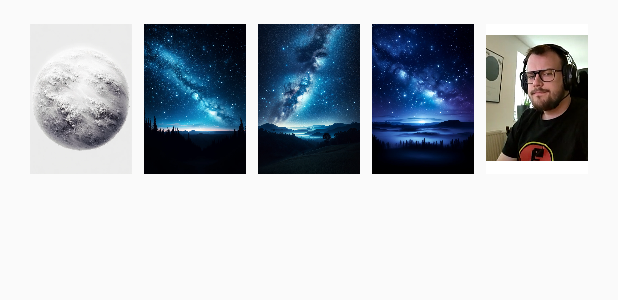
After one commit to Ludens2038/GroceryList, an Android app: the layout activity_main_backgroud_picker.xml on its own in the app's theme, with its tools: preview values and no code run, on a phone screen of 412 x 824 dp. The commit adds this screen. Shown: the top 300 px of the screen. Run offline under Robolectric (Android 15) with nearby library versions, the phone set to English and light mode, and no system bars.

Commit message:
added background configuration for main activity

```diff
--- a/app/build.gradle.kts
+++ b/app/build.gradle.kts
@@ -41,7 +41,8 @@ android {
 }
 
 dependencies {
-    implementation("com.google.code.gson:gson:2.8.8")
+    implementation("com.github.yukuku:ambilwarna:2.0.1") // Color picker
+    implementation("com.google.code.gson:gson:2.8.8") // Gson
     implementation(libs.androidx.core.ktx)
     implementation(libs.androidx.appcompat)
     implementation(libs.material)
--- /dev/null
+++ b/app/src/main/res/layout/activity_main_backgroud_picker.xml
@@ -0,0 +1,59 @@
+<?xml version="1.0" encoding="utf-8"?>
+<LinearLayout xmlns:android="http://schemas.android.com/apk/res/android"
+    xmlns:app="http://schemas.android.com/apk/res-auto"
+    android:layout_width="match_parent"
+    android:layout_height="wrap_content"
+    android:orientation="horizontal"
+    android:padding="16dp">
+
+    <ImageView
+        android:id="@+id/backgroundImageView0"
+        android:layout_width="0dp"
+        android:layout_height="100dp"
+        android:layout_weight="1"
+        android:background="?attr/selectableItemBackgroundBorderless"
+        android:padding="4dp"
+        android:scaleType="centerCrop"
+        android:src="@drawable/background0" />
+
+    <ImageView
+        android:id="@+id/backgroundImageView1"
+        android:layout_width="0dp"
+        android:layout_height="100dp"
+        android:layout_weight="1"
+        android:src="@drawable/background1"
+        android:scaleType="centerCrop"
+        android:padding="4dp"
+        android:background="?attr/selectableItemBackgroundBorderless" />
+
+    <ImageView
+        android:id="@+id/backgroundImageView2"
+        android:layout_width="0dp"
+        android:layout_height="100dp"
+        android:layout_weight="1"
+        android:src="@drawable/background2"
+        android:scaleType="centerCrop"
+        android:padding="4dp"
+        android:background="?attr/selectableItemBackgroundBorderless" />
+
+    <ImageView
+        android:id="@+id/backgroundImageView3"
+        android:layout_width="0dp"
+        android:layout_height="100dp"
+        android:layout_weight="1"
+        android:src="@drawable/background3"
+        android:scaleType="centerCrop"
+        android:padding="4dp"
+        android:background="?attr/selectableItemBackgroundBorderless" />
+
+    <ImageView
+        android:id="@+id/backgroundImageView4"
+        android:layout_width="0dp"
+        android:layout_height="100dp"
+        android:layout_weight="1"
+        android:src="@drawable/background4"
+        android:scaleType="centerCrop"
+        android:padding="4dp"
+        android:background="?attr/selectableItemBackgroundBorderless" />
+
+</LinearLayout>
--- a/app/src/main/res/menu/menue.xml
+++ b/app/src/main/res/menu/menue.xml
@@ -6,6 +6,9 @@
         android:id="@+id/activity_main_menuitem_changetitle"
         android:icon="@drawable/change_title"
         android:title="Change Title" />
+    <item
+        android:id="@+id/activity_main_menuitem_changebackground"
+        android:title="Change Background" />
     <item
         android:id="@+id/activity_main_menuitem_changelistcolor"
         android:title="Change List Color" />
```
Also changed, not shown: app/src/main/java/at/fhooe/sail/ourproject/MainActivity.kt (+62 -0 lines), app/src/main/res/drawable/background0.webp (added), app/src/main/res/drawable/background1.webp (added), app/src/main/res/drawable/background2.webp (added), app/src/main/res/drawable/background3.webp (added), app/src/main/res/drawable/background4.png (added).
